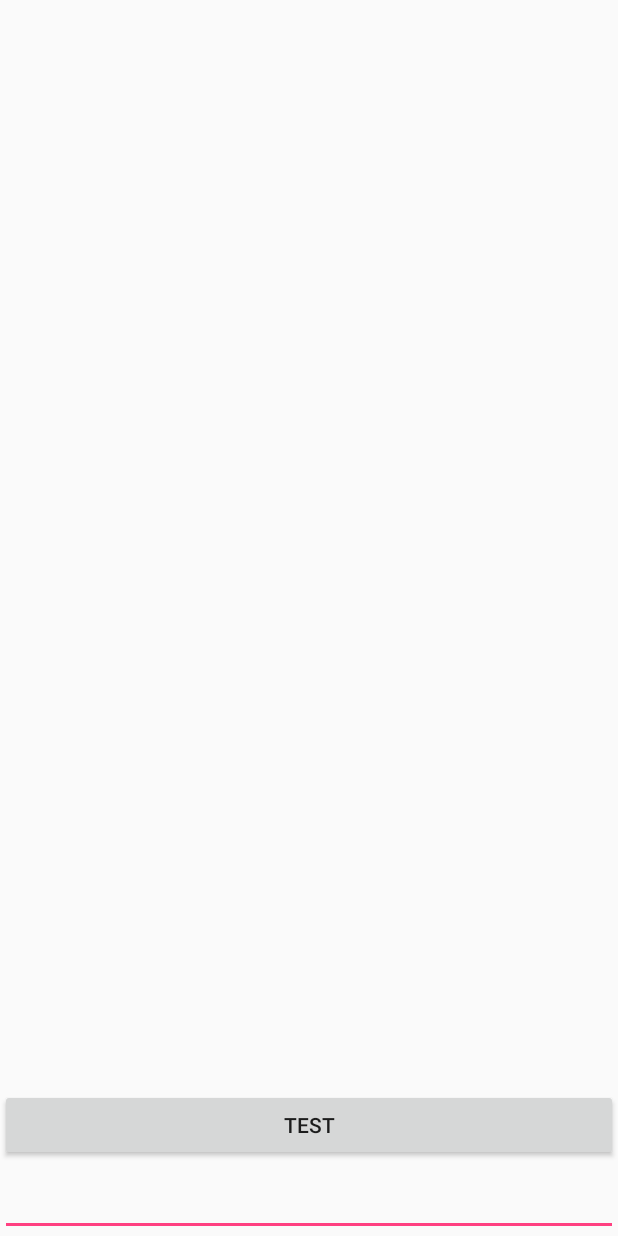
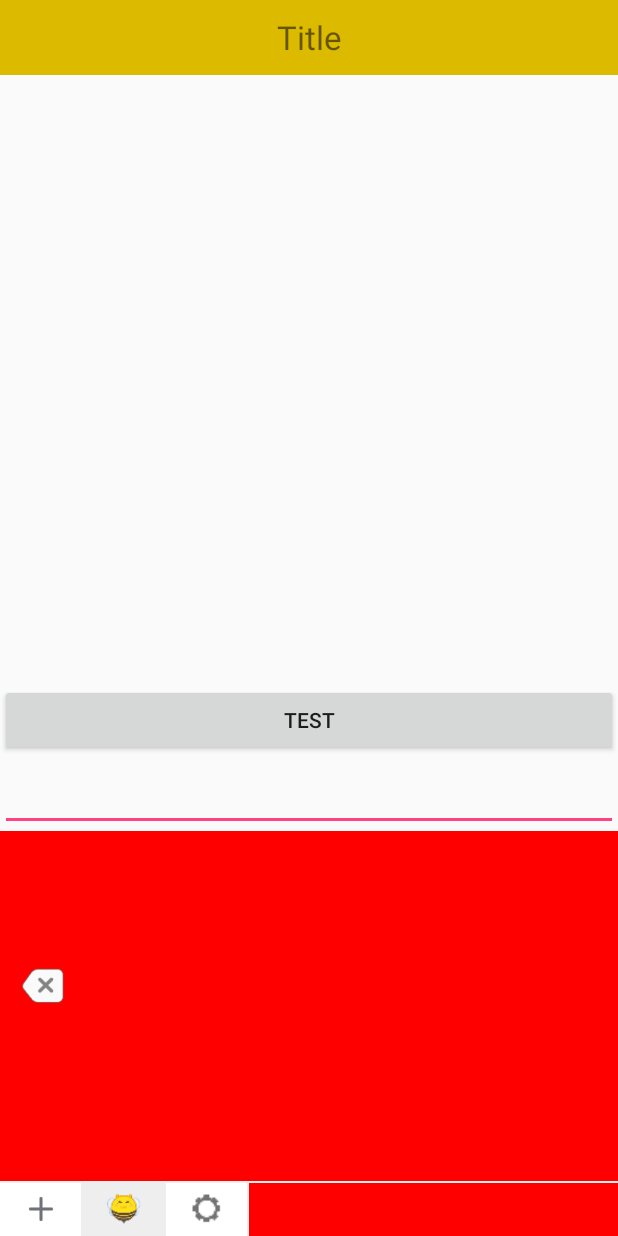
Before and after one commit to PandaQAQ/PandaEmoView, an Android app: the screen it shows after launch (MainActivity), after a tap on "TEST", on a phone screen of 412 x 824 dp. Run offline under Robolectric (Android 15) with nearby library versions, the phone set to English and light mode, and no system bars; our stand-ins replace ButterKnife; 1 statement that could not run was skipped.

Commit message:
弹出会闪烁 bug 待解决

```diff
--- a/app/src/main/AndroidManifest.xml
+++ b/app/src/main/AndroidManifest.xml
@@ -10,7 +10,9 @@
         android:roundIcon="@mipmap/ic_launcher_round"
         android:supportsRtl="true"
         android:theme="@style/AppTheme">
-        <activity android:name=".MainActivity">
+        <activity
+            android:name=".MainActivity"
+            android:windowSoftInputMode="adjustResize|stateAlwaysHidden">
             <intent-filter>
                 <action android:name="android.intent.action.MAIN"/>
 
--- a/app/src/main/java/pandaq/com/gifemoticonpro/MainActivity.java
+++ b/app/src/main/java/pandaq/com/gifemoticonpro/MainActivity.java
@@ -4,21 +4,20 @@ import android.os.Bundle;
 import android.support.v7.app.AppCompatActivity;
 import android.view.View;
 import android.widget.Button;
-import android.widget.EditText;
-import android.widget.LinearLayout;
 import android.widget.RelativeLayout;
 import android.widget.Toast;
 
 import butterknife.BindView;
 import butterknife.ButterKnife;
-import pandaq.com.gifemoticon.EmoticonView;
 import pandaq.com.gifemoticon.IEmoticonMenuClickListener;
 import pandaq.com.gifemoticon.KeyBoardManager;
+import pandaq.com.gifemoticon.view.EmoticonEditText;
+import pandaq.com.gifemoticon.view.EmoticonView;
 
 public class MainActivity extends AppCompatActivity {
 
     @BindView(R.id.et_input)
-    EditText mEtInput;
+    EmoticonEditText mEtInput;
     @BindView(R.id.emoticonView)
     EmoticonView mEmoticonView;
     @BindView(R.id.llIndicator)
@@ -53,7 +52,7 @@ public class MainActivity extends AppCompatActivity {
         emotionKeyboard.bindToContent(mLlIndicator);
         emotionKeyboard.bindToEmotionButton(mTestButton);
         emotionKeyboard.bindToEditText(mEtInput);
-        emotionKeyboard.setEmotionLayout(mEmoticonView);
+        emotionKeyboard.setEmotionView(mEmoticonView);
     }
 
     @Override
--- a/app/src/main/res/layout/activity_main.xml
+++ b/app/src/main/res/layout/activity_main.xml
@@ -6,32 +6,42 @@
     android:layout_height="match_parent"
     tools:context="pandaq.com.gifemoticonpro.MainActivity">
 
+    <TextView
+        android:id="@+id/toptitle"
+        android:layout_width="match_parent"
+        android:layout_height="50dp"
+        android:background="#dcba00"
+        android:gravity="center"
+        android:text="Title"
+        android:textSize="22sp"/>
+
+    <pandaq.com.gifemoticon.view.EmoticonView
+        android:id="@+id/emoticonView"
+        android:layout_width="match_parent"
+        android:layout_height="0dp"
+        android:layout_alignParentBottom="true"
+        android:visibility="invisible"/>
+
     <RelativeLayout
         android:id="@+id/llIndicator"
         android:layout_width="match_parent"
-        android:layout_height="wrap_content"
-        android:layout_alignParentBottom="true"
+        android:layout_height="match_parent"
+        android:layout_above="@id/emoticonView"
+        android:layout_below="@id/toptitle"
         android:orientation="vertical">
 
-        <pandaq.com.gifemoticon.EmoticonView
-            android:id="@+id/emoticonView"
-            android:layout_width="match_parent"
-            android:layout_height="0dp"
-            android:layout_alignParentBottom="true"
-            android:visibility="visible"/>
-
-        <EditText
+        <pandaq.com.gifemoticon.view.EmoticonEditText
             android:id="@+id/et_input"
             android:layout_width="match_parent"
-            android:layout_above="@id/emoticonView"
+            android:layout_alignParentBottom="true"
             android:layout_height="50dp"
             />
 
         <Button
             android:id="@+id/test_button"
-            android:layout_above="@id/et_input"
             android:layout_width="match_parent"
             android:layout_height="wrap_content"
+            android:layout_above="@id/et_input"
             android:text="test"/>
     </RelativeLayout>
 </RelativeLayout>
--- a/gifemoticon/src/main/java/pandaq/com/gifemoticon/EmoticonManager.java
+++ b/gifemoticon/src/main/java/pandaq/com/gifemoticon/EmoticonManager.java
@@ -28,6 +28,7 @@ import java.util.Map;
 import java.util.regex.Pattern;
 
 import pandaq.com.gifemoticon.gif.AnimatedGifDrawable;
+import pandaq.com.gifemoticon.view.EmoticonView;
 
 /**
  * Created by huxinyu on 2017/10/19 0019.
--- a/gifemoticon/src/main/java/pandaq/com/gifemoticon/EmotionViewPagerAdapter.java
+++ b/gifemoticon/src/main/java/pandaq/com/gifemoticon/EmotionViewPagerAdapter.java
@@ -20,6 +20,7 @@ import pandaq.com.gifemoticon.gif.EmojiAdapter;
 import pandaq.com.gifemoticon.sticker.StickerAdapter;
 import pandaq.com.gifemoticon.sticker.StickerCategory;
 import pandaq.com.gifemoticon.sticker.StickerItem;
+import pandaq.com.gifemoticon.view.EmoticonView;
 
 
 /**
--- a/gifemoticon/src/main/java/pandaq/com/gifemoticon/KeyBoardManager.java
+++ b/gifemoticon/src/main/java/pandaq/com/gifemoticon/KeyBoardManager.java
@@ -11,9 +11,9 @@ import android.util.Log;
 import android.view.MotionEvent;
 import android.view.View;
 import android.view.ViewGroup;
-import android.view.WindowManager;
 import android.view.inputmethod.InputMethodManager;
-import android.widget.EditText;
+
+import pandaq.com.gifemoticon.view.EmoticonEditText;
 
 /**
  * Created by huxinyu on 2017/10/19 0019.
@@ -27,9 +27,10 @@ public class KeyBoardManager {
     private Activity mActivity;
     private InputMethodManager mInputManager;//软键盘管理类
     private SharedPreferences mSp;
-    private View mEmotionLayout;//表情布局
-    private EditText mEditText;
+    private View mEmotionView;//表情布局
+    private EmoticonEditText mEditText;
     private View mContentView;//内容布局view,即除了表情布局或者软键盘布局以外的布局，用于固定bar的高度，防止跳闪
+    private boolean interceptBackPress = false;
 
 
     public static KeyBoardManager with(Activity activity) {
@@ -51,24 +52,23 @@ public class KeyBoardManager {
     /**
      * 绑定编辑框
      */
-    public KeyBoardManager bindToEditText(EditText editText) {
+    public KeyBoardManager bindToEditText(EmoticonEditText editText) {
         mEditText = editText;
         mEditText.requestFocus();
         mEditText.setOnTouchListener(new View.OnTouchListener() {
             @Override
             public boolean onTouch(View v, MotionEvent event) {
-                if (event.getAction() == MotionEvent.ACTION_UP && mEmotionLayout.isShown()) {
-                    lockContentHeight();//显示软件盘时，锁定内容高度，防止跳闪。
+                if (event.getAction() == MotionEvent.ACTION_UP && mEmotionView.isShown()) {
                     hideEmotionLayout(true);//隐藏表情布局，显示软件盘
-                    //软件盘显示后，释放内容高度
-                    mEditText.postDelayed(new Runnable() {
-                        @Override
-                        public void run() {
-                            unlockContentHeightDelayed();
-                        }
-                    }, 200L);
                 }
                 return false;
+            }
+        });
+        mEditText.setBackPressedListener(new EmoticonEditText.IBackPressedListener() {
+            @Override
+            public void backPressed() {
+                interceptBackPress = mEmotionView.isShown();
+                hideEmotionLayout(false);
             }
         });
         return this;
@@ -96,19 +96,12 @@ public class KeyBoardManager {
                         return;
                     }
                 }
-
-                if (mEmotionLayout.isShown()) {
-                    lockContentHeight();//显示软件盘时，锁定内容高度，防止跳闪。
+                System.out.println(mEmotionView.getVisibility() + "------" + mEmotionView.isShown());
+                if (mEmotionView.isShown()) {
                     hideEmotionLayout(true);//隐藏表情布局，显示软件盘
-                    unlockContentHeightDelayed();//软件盘显示后，释放内容高度
                 } else {
-                    if (isSoftInputShown()) { //同上
-                        lockContentHeight();
-                        showEmotionLayout();
-                        unlockContentHeightDelayed();
-                    } else {
-                        showEmotionLayout();//两者都没显示，直接显示表情布局
-                    }
+                    System.out.println(mContentView.getHeight() + "-----------show前");
+                    showEmotionLayout();
                 }
             }
         };
@@ -134,34 +127,32 @@ public class KeyBoardManager {
     /**
      * 设置表情内容布局
      *
-     * @param emotionLayout
+     * @param emotionView
      * @return
      */
-    public KeyBoardManager setEmotionLayout(View emotionLayout) {
-        mEmotionLayout = emotionLayout;
+    public KeyBoardManager setEmotionView(View emotionView) {
+        mEmotionView = emotionView;
         return this;
     }
 
     /**
      * 点击返回键时先隐藏表情布局
      *
-     * @return
+     * @return 是否拦截返回键
      */
     public boolean interceptBackPress() {
-        if (mEmotionLayout.isShown()) {
-            hideEmotionLayout(false);
-            return true;
-        }
-        return false;
+        return interceptBackPress;
     }
 
     private void showEmotionLayout() {
-        ViewGroup.LayoutParams params = mEmotionLayout.getLayoutParams();
+        ViewGroup.LayoutParams params = mEmotionView.getLayoutParams();
         params.width = ViewGroup.LayoutParams.MATCH_PARENT;
         params.height = getKeyBoardHeight();
-        mEmotionLayout.setLayoutParams(params);
+        mEmotionView.setLayoutParams(params);
+        System.out.println(mContentView.getHeight() + "-----------hide soft 前");
         hideSoftInput();
-        mEmotionLayout.setVisibility(View.VISIBLE);
+        System.out.println(mContentView.getHeight() + "-----------hide soft 后");
+        mEmotionView.setVisibility(View.VISIBLE);
     }
 
     private int dip2Px(int dip) {
@@ -175,36 +166,16 @@ public class KeyBoardManager {
      * @param showSoftInput 是否显示软件盘
      */
     private void hideEmotionLayout(boolean showSoftInput) {
-        if (mEmotionLayout.isShown()) {
-            mEmotionLayout.setVisibility(View.INVISIBLE);
-            ViewGroup.LayoutParams params = mEmotionLayout.getLayoutParams();
-            params.width = ViewGroup.LayoutParams.MATCH_PARENT;
-            params.height = 0;
-            mEmotionLayout.setLayoutParams(params);
+        if (mEmotionView.isShown()) {
             if (showSoftInput) {
                 showSoftInput();
             }
+            mEmotionView.setVisibility(View.INVISIBLE);
+            ViewGroup.LayoutParams params = mEmotionView.getLayoutParams();
+            params.width = ViewGroup.LayoutParams.MATCH_PARENT;
+            params.height = 0;
+            mEmotionView.setLayoutParams(params);
         }
-    }
-
-    /**
-     * 锁定内容高度，防止跳闪
-     */
-    private void lockContentHeight() {
-        ViewGroup.LayoutParams params = mContentView.getLayoutParams();
-        params.height = mContentView.getHeight();
-    }
-
-    /**
-     * 释放被锁定的内容高度
-     */
-    public void unlockContentHeightDelayed() {
-        mEditText.postDelayed(new Runnable() {
-            @Override
-            public void run() {
-                mContentView.getLayoutParams().height = ViewGroup.LayoutParams.MATCH_PARENT;
-            }
-        }, 200L);
     }
 
     /**
@@ -228,18 +199,7 @@ public class KeyBoardManager {
     }
 
     /**
-     * 是否显示软件盘
-     *
-     * @return
-     */
-    public boolean isSoftInputShown() {
-        return getSupportSoftInputHeight() != 0;
-    }
-
-    /**
      * 获取软件盘的高度
-     *
-     * @return
      */
     private int getSupportSoftInputHeight() {
         Rect r = new Rect();
@@ -257,10 +217,8 @@ public class KeyBoardManager {
          * 这是因为高度是包括了虚拟按键栏的(例如华为系列)，所以在API Level高于20时，
          * 我们需要减去底部虚拟按键栏的高度（如果有的话）
          */
-        if (Build.VERSION.SDK_INT >= 20) {
-            // When SDK Level >= 20 (Android L), the softInputHeight will contain the height of softButtonsBar (if has)
-            softInputHeight = softInputHeight - getSoftButtonsBarHeight();
-        }
+        // When SDK Level >= 20 (Android L), the softInputHeight will contain the height of softButtonsBar (if has)
+        softInputHeight = softInputHeight - getSoftButtonsBarHeight();
         if (softInputHeight < 0) {
             Log.w("LQR", "EmotionKeyboard--Warning: value of softInputHeight is below zero!");
         }
@@ -273,8 +231,6 @@ public class KeyBoardManager {
 
     /**
      * 底部虚拟按键栏的高度
-     *
-     * @return
      */
     @TargetApi(Build.VERSION_CODES.JELLY_BEAN_MR1)
     private int getSoftButtonsBarHeight() {
@@ -297,7 +253,7 @@ public class KeyBoardManager {
      *
      * @return 软键盘高度 px
      */
-    public int getKeyBoardHeight() {
+    private int getKeyBoardHeight() {
         int softInputHeight = getSupportSoftInputHeight();
         if (softInputHeight == 0) {
             softInputHeight = mSp.getInt(SHARE_PREFERENCE_SOFT_INPUT_HEIGHT, dip2Px(270));
--- a/gifemoticon/src/main/java/pandaq/com/gifemoticon/gif/EmojiAdapter.java
+++ b/gifemoticon/src/main/java/pandaq/com/gifemoticon/gif/EmojiAdapter.java
@@ -12,7 +12,7 @@ import android.widget.RelativeLayout;
 
 import pandaq.com.gifemoticon.EmoticonManager;
 import pandaq.com.gifemoticon.EmoticonUtils;
-import pandaq.com.gifemoticon.EmoticonView;
+import pandaq.com.gifemoticon.view.EmoticonView;
 import pandaq.com.gifemoticon.R;
 
 public class EmojiAdapter extends BaseAdapter {
--- a/gifemoticon/src/main/java/pandaq/com/gifemoticon/sticker/StickerAdapter.java
+++ b/gifemoticon/src/main/java/pandaq/com/gifemoticon/sticker/StickerAdapter.java
@@ -10,7 +10,7 @@ import android.widget.RelativeLayout;
 
 import pandaq.com.gifemoticon.EmoticonManager;
 import pandaq.com.gifemoticon.EmoticonUtils;
-import pandaq.com.gifemoticon.EmoticonView;
+import pandaq.com.gifemoticon.view.EmoticonView;
 import pandaq.com.gifemoticon.R;
 import pandaq.com.gifemoticon.StickerManager;
 
--- a/gifemoticon/src/main/java/pandaq/com/gifemoticon/sticker/StickerCategory.java
+++ b/gifemoticon/src/main/java/pandaq/com/gifemoticon/sticker/StickerCategory.java
@@ -5,7 +5,7 @@ import java.util.ArrayList;
 import java.util.List;
 
 import pandaq.com.gifemoticon.EmoticonManager;
-import pandaq.com.gifemoticon.EmoticonView;
+import pandaq.com.gifemoticon.view.EmoticonView;
 
 /**
  * Created by huxinyu on 2017/10/19 0019.
--- /dev/null
+++ b/gifemoticon/src/main/java/pandaq/com/gifemoticon/view/EmoticonEditText.java
@@ -0,0 +1,47 @@
+package pandaq.com.gifemoticon.view;
+
+import android.content.Context;
+import android.util.AttributeSet;
+import android.view.KeyEvent;
+import android.widget.Toast;
+
+/**
+ * Created by huxinyu on 2017/10/24 0024.
+ * description ：
+ */
+
+public class EmoticonEditText extends android.support.v7.widget.AppCompatEditText {
+
+    private IBackPressedListener mBackPressedListener;
+
+    public EmoticonEditText(Context context) {
+        super(context);
+    }
+
+    public EmoticonEditText(Context context, AttributeSet attrs) {
+        super(context, attrs);
+    }
+
+    public EmoticonEditText(Context context, AttributeSet attrs, int defStyleAttr) {
+        super(context, attrs, defStyleAttr);
+    }
+
+    @Override
+    public boolean onKeyPreIme(int keyCode, KeyEvent event) {
+        if (keyCode == KeyEvent.KEYCODE_BACK && event.getAction() == KeyEvent.KEYCODE_SOFT_LEFT) {
+//            Toast.makeText(getContext(), "按下了返回键", Toast.LENGTH_SHORT).show();
+            if (mBackPressedListener != null) {
+                mBackPressedListener.backPressed();
+            }
+        }
+        return super.onKeyPreIme(keyCode, event);
+    }
+
+    public void setBackPressedListener(IBackPressedListener backPressedListener) {
+        mBackPressedListener = backPressedListener;
+    }
+
+    public interface IBackPressedListener {
+        void backPressed();
+    }
+}
--- a/gifemoticon/src/main/java/pandaq/com/gifemoticon/EmoticonView.java
+++ b/gifemoticon/src/main/java/pandaq/com/gifemoticon/view/EmoticonView.java
@@ -1,6 +1,7 @@
-package pandaq.com.gifemoticon;
+package pandaq.com.gifemoticon.view;
 
 import android.content.Context;
+import android.graphics.Color;
 import android.graphics.drawable.Drawable;
 import android.graphics.drawable.StateListDrawable;
 import android.support.v4.view.ViewPager;
@@ -15,6 +16,13 @@ import android.widget.RelativeLayout;
 import java.util.ArrayList;
 import java.util.List;
 
+import pandaq.com.gifemoticon.EmoticonManager;
+import pandaq.com.gifemoticon.EmoticonUtils;
+import pandaq.com.gifemoticon.EmotionViewPagerAdapter;
+import pandaq.com.gifemoticon.IEmoticonMenuClickListener;
+import pandaq.com.gifemoticon.IEmoticonSelectedListener;
+import pandaq.com.gifemoticon.R;
+import pandaq.com.gifemoticon.StickerManager;
 import pandaq.com.gifemoticon.sticker.StickerCategory;
 
 /**
@@ -55,6 +63,7 @@ public class EmoticonView extends RelativeLayout {
     private boolean mEmoticonAddVisiable = true;
     private IEmoticonSelectedListener mEmoticonSelectedListener;
     private IEmoticonMenuClickListener mEmoticonExtClickListener;
+    private boolean loadedResource = false;
 
     public EmoticonView(Context context) {
         this(context, null);
@@ -67,13 +76,17 @@ public class EmoticonView extends RelativeLayout {
     public EmoticonView(Context context, AttributeSet attrs, int defStyleAttr) {
         super(context, attrs, defStyleAttr);
         mContext = context;
+        setBackgroundColor(Color.RED);
     }
 
     @Override
     protected void onSizeChanged(int w, int h, int oldw, int oldh) {
         super.onSizeChanged(w, h, oldw, oldh);
-        init();
-        initListener();
+        if (getHeight() != 0 && !loadedResource) {
+            init();
+            initListener();
+            loadedResource = true;
+        }
     }
 
     @Override
--- a/gifemoticon/src/main/java/pandaq/com/gifemoticon/EmotionTab.java
+++ b/gifemoticon/src/main/java/pandaq/com/gifemoticon/view/EmotionTab.java
@@ -1,4 +1,4 @@
-package pandaq.com.gifemoticon;
+package pandaq.com.gifemoticon.view;
 
 import android.content.Context;
 import android.content.res.TypedArray;
@@ -7,6 +7,9 @@ import android.util.AttributeSet;
 import android.view.LayoutInflater;
 import android.widget.ImageView;
 import android.widget.RelativeLayout;
+
+import pandaq.com.gifemoticon.EmoticonManager;
+import pandaq.com.gifemoticon.R;
 
 /**
  * 表情底部 tab 对象
--- a/gifemoticon/src/main/res/layout/emoticon_layout.xml
+++ b/gifemoticon/src/main/res/layout/emoticon_layout.xml
@@ -32,7 +32,7 @@
         android:layout_height="wrap_content"
         android:orientation="horizontal">
 
-        <pandaq.com.gifemoticon.EmotionTab
+        <pandaq.com.gifemoticon.view.EmotionTab
             android:id="@+id/tabAdd"
             android:layout_width="@dimen/bottom_tab_width"
             android:layout_height="@dimen/bottom_tab_height"
```
